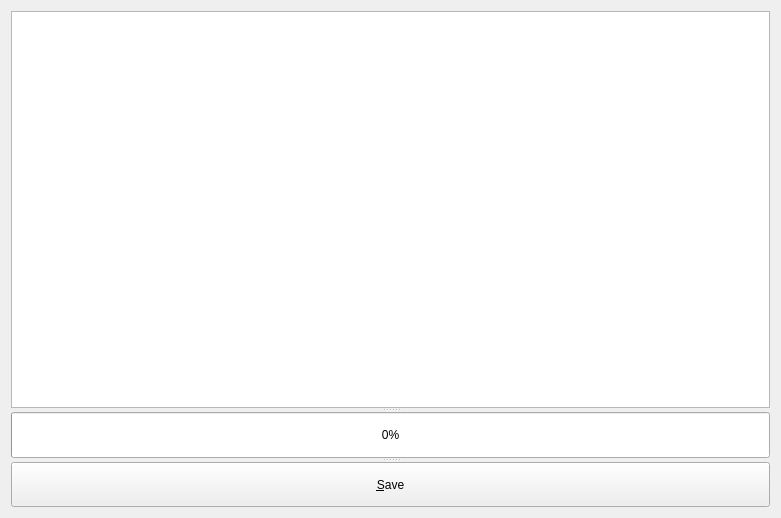
Above: admin_client/client_gui/app/NewEntity/forms/NewEntityItem.ui from deskos-xp/SaffronServer before the change. Below: the same form after it.
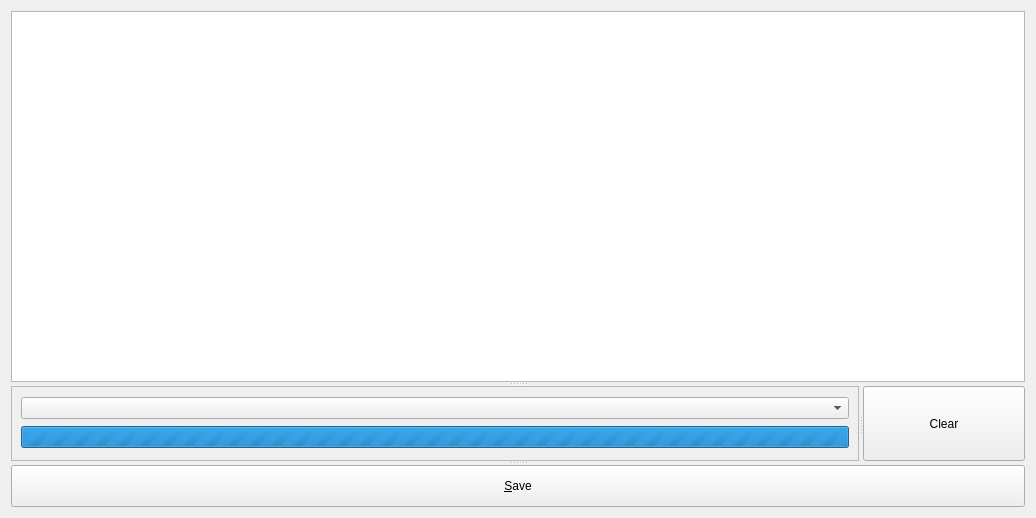
That is the form after the change.

Commit message: updated new entity dialog

The edit to the form file:
```diff
--- a/admin_client/client_gui/app/NewEntity/forms/NewEntityItem.ui
+++ b/admin_client/client_gui/app/NewEntity/forms/NewEntityItem.ui
@@ -6,24 +6,80 @@
    <rect>
     <x>0</x>
     <y>0</y>
-    <width>781</width>
+    <width>1036</width>
     <height>518</height>
    </rect>
   </property>
   <property name="windowTitle">
    <string>Form</string>
   </property>
-  <layout class="QGridLayout" name="gridLayout">
+  <layout class="QGridLayout" name="gridLayout_2">
    <item row="0" column="0">
-    <widget class="QSplitter" name="splitter">
+    <widget class="QSplitter" name="splitter_2">
      <property name="orientation">
       <enum>Qt::Vertical</enum>
      </property>
      <widget class="QTableView" name="tableView"/>
-     <widget class="QProgressBar" name="progressBar">
-      <property name="value">
-       <number>0</number>
+     <widget class="QSplitter" name="splitter">
+      <property name="orientation">
+       <enum>Qt::Horizontal</enum>
       </property>
+      <widget class="QFrame" name="frame">
+       <property name="minimumSize">
+        <size>
+         <width>600</width>
+         <height>0</height>
+        </size>
+       </property>
+       <property name="frameShape">
+        <enum>QFrame::StyledPanel</enum>
+       </property>
+       <property name="frameShadow">
+        <enum>QFrame::Raised</enum>
+       </property>
+       <layout class="QGridLayout" name="gridLayout">
+        <item row="1" column="0">
+         <widget class="QProgressBar" name="progressBar">
+          <property name="minimumSize">
+           <size>
+            <width>400</width>
+            <height>0</height>
+           </size>
+          </property>
+          <property name="maximum">
+           <number>0</number>
+          </property>
+          <property name="value">
+           <number>0</number>
+          </property>
+         </widget>
+        </item>
+        <item row="0" column="0">
+         <widget class="QComboBox" name="addresses">
+          <property name="enabled">
+           <bool>true</bool>
+          </property>
+         </widget>
+        </item>
+       </layout>
+      </widget>
+      <widget class="QPushButton" name="clear">
+       <property name="minimumSize">
+        <size>
+         <width>50</width>
+         <height>50</height>
+        </size>
+       </property>
+       <property name="maximumSize">
+        <size>
+         <width>16777215</width>
+         <height>75</height>
+        </size>
+       </property>
+       <property name="text">
+        <string>Clear</string>
+       </property>
+      </widget>
      </widget>
      <widget class="QPushButton" name="save">
       <property name="text">
```
The commit also changes 7 other files.
